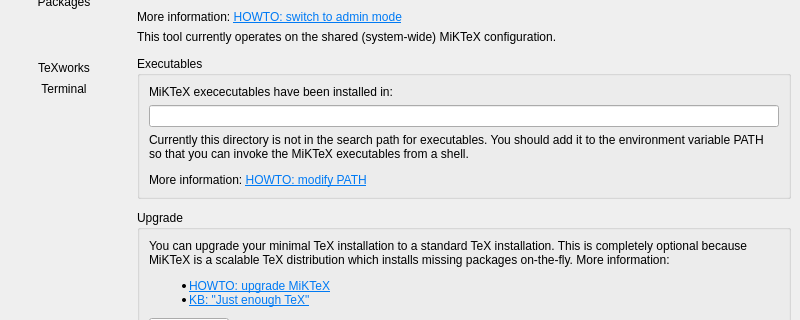
Before: the Qt Designer form Programs/MiKTeX/Console/Qt/mainwindow.ui in MiKTeX/miktex, drawn with Qt 5; both pictures show x 0 to 800 and y 142 to 462 of the 800 by 558 pixel window.
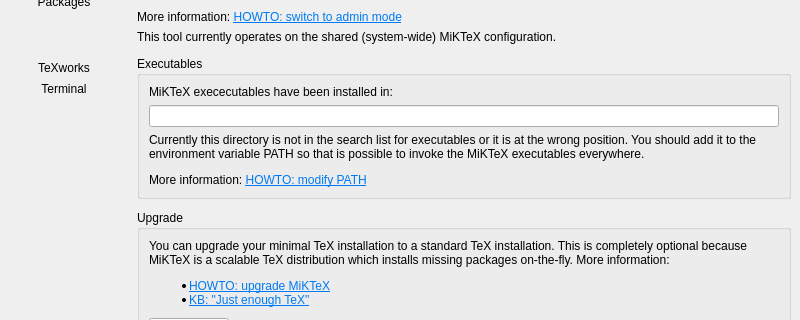
After: the same form once the commit is applied. The open tabs and pages were chosen to show the change. Icons and pictures are not drawn.

Commit message: MiKTeX Console

```diff
--- a/Programs/MiKTeX/Console/Qt/mainwindow.ui
+++ b/Programs/MiKTeX/Console/Qt/mainwindow.ui
@@ -562,7 +562,7 @@
               <item>
                <widget class="QLabel" name="label_15">
                 <property name="text">
-                 <string>&lt;html&gt;&lt;head/&gt;&lt;body&gt;&lt;p&gt;Currently this directory is not in the search path for executables. You should add it to the environment variable PATH so that you can invoke the MiKTeX executables from a shell.&lt;/p&gt;&lt;p&gt;More information: &lt;a href=&quot;https://miktex.org/howto/modify-path&quot;&gt;&lt;span style=&quot;text-decoration: underline; color:#007af4;&quot;&gt;HOWTO: modify PATH&lt;/span&gt;&lt;/a&gt;&lt;/p&gt;&lt;/body&gt;&lt;/html&gt;</string>
+                 <string>&lt;html&gt;&lt;head/&gt;&lt;body&gt;&lt;p&gt;Currently this directory is not in the search list for executables or it is at the wrong position. You should add it to the environment variable PATH so that is possible to invoke the MiKTeX executables everywhere.&lt;/p&gt;&lt;p&gt;More information: &lt;a href=&quot;https://miktex.org/howto/modify-path&quot;&gt;&lt;span style=&quot;text-decoration: underline; color:#007af4;&quot;&gt;HOWTO: modify PATH&lt;/span&gt;&lt;/a&gt;&lt;/p&gt;&lt;/body&gt;&lt;/html&gt;</string>
                 </property>
                 <property name="wordWrap">
                  <bool>true</bool>
```
Left out of the diff: 2 changed lines with no effect on the pictures. The commit also changes 1 other file.
